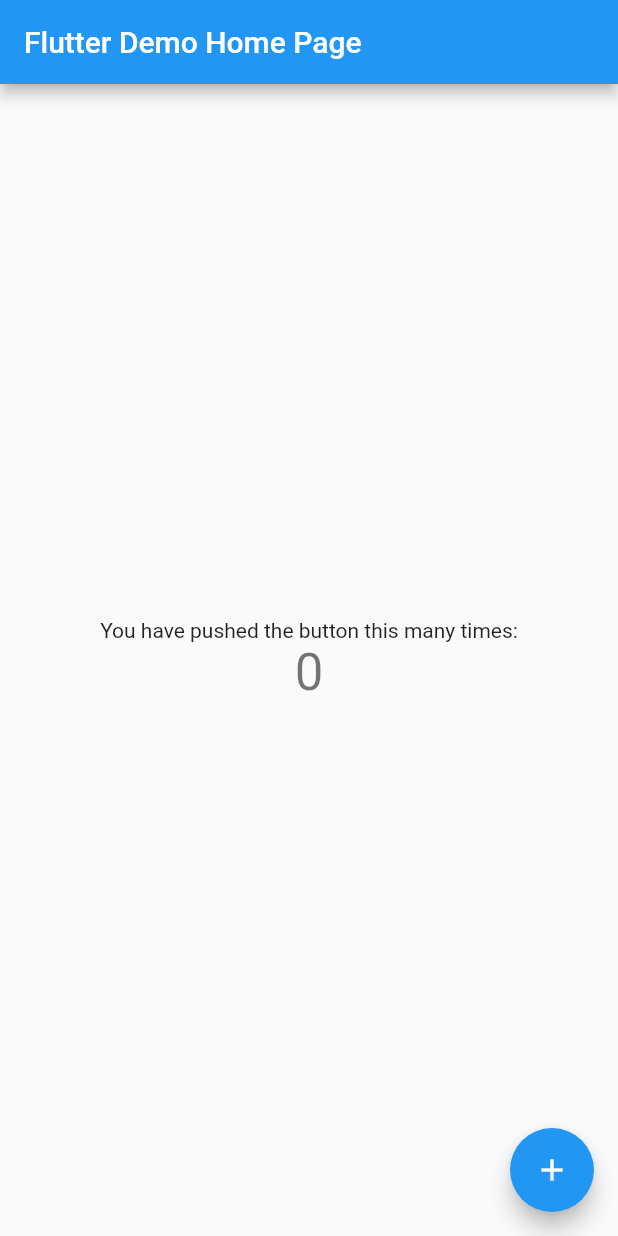
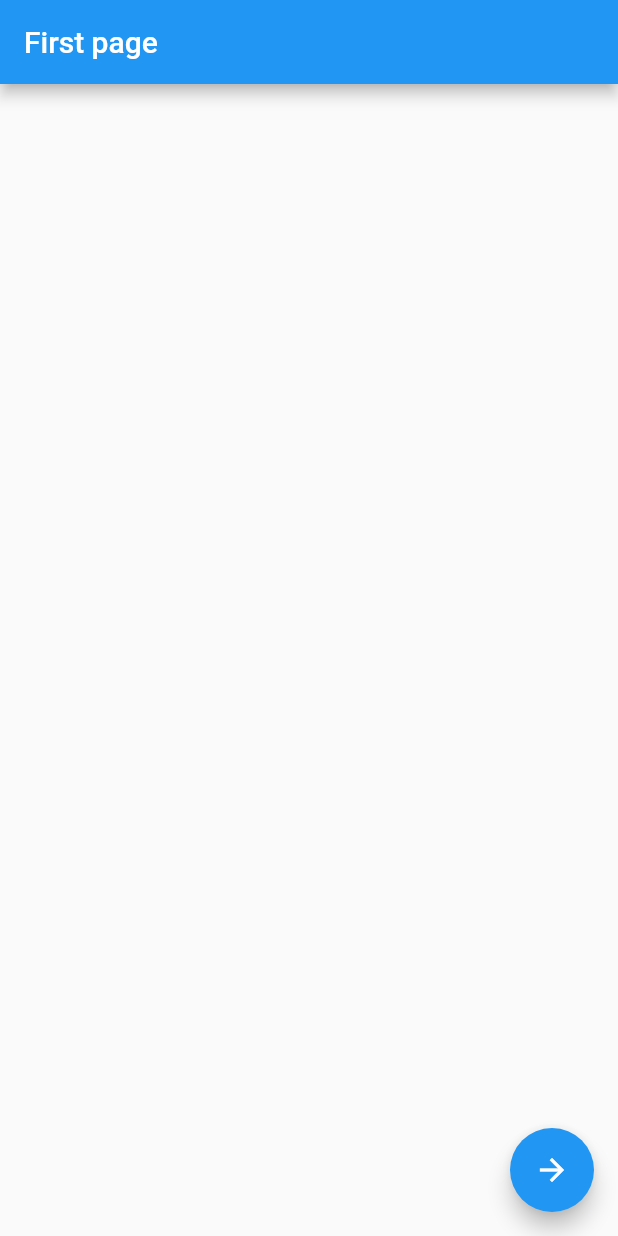
Before and after one commit to JAICHANGPARK/round_spot_example, a Flutter app: the screen it shows after launch, on a phone screen of 412 x 824 dp. Run offline on Flutter 3.47's test engine with Material 2 defaults, Android fonts, the phone set to English and light mode, and no system bars; missing offline and left inert: round_spot.

Commit message:
Update main.dart

```diff
--- a/lib/main.dart
+++ b/lib/main.dart
@@ -1,113 +1,50 @@
+import 'dart:io';
+
 import 'package:flutter/material.dart';
+import 'package:path_provider/path_provider.dart';
+import 'package:round_spot/round_spot.dart' as round_spot;
 
 void main() {
-  runApp(MyApp());
+  runApp(round_spot.initialize(
+    child: ExampleApp(),
+    config: round_spot.Config(
+      uiElementSize: 12,
+    ),
+    heatMapCallback: (data, info) async {
+      var path = (await getApplicationDocumentsDirectory()).path;
+      print(path);
+      File('$path/${info.page}_${info.area}.png').writeAsBytes(data);
+    },
+  ));
 }
 
-class MyApp extends StatelessWidget {
-  // This widget is the root of your application.
+class ExampleApp extends StatelessWidget {
   @override
   Widget build(BuildContext context) {
     return MaterialApp(
-      title: 'Flutter Demo',
-      theme: ThemeData(
-        // This is the theme of your application.
-        //
-        // Try running your application with "flutter run". You'll see the
-        // application has a blue toolbar. Then, without quitting the app, try
-        // changing the primarySwatch below to Colors.green and then invoke
-        // "hot reload" (press "r" in the console where you ran "flutter run",
-        // or simply save your changes to "hot reload" in a Flutter IDE).
-        // Notice that the counter didn't reset back to zero; the application
-        // is not restarted.
-        primarySwatch: Colors.blue,
-      ),
-      home: MyHomePage(title: 'Flutter Demo Home Page'),
+      title: 'Example Application',
+      navigatorObservers: [round_spot.Observer()],
+      initialRoute: 'first',
+      routes: {
+        'first': (context) => Scaffold(
+          appBar: AppBar(title: Text('First page')),
+          floatingActionButton: FloatingActionButton(
+            child: Icon(Icons.arrow_forward),
+            onPressed: () => Navigator.pushNamed(context, 'second'),
+          ),
+        ),
+        'second': (context) => Scaffold(
+          body: round_spot.Detector(
+            areaID: 'list',
+            child: ListView(
+              children: [
+                for (int i = 0; i < 50; i++) ListTile(title: Text('$i'))
+              ],
+            ),
+          ),
+          appBar: AppBar(title: Text('Second page')),
+        ),
+      },
     );
   }
 }
-
-class MyHomePage extends StatefulWidget {
-  MyHomePage({Key key, this.title}) : super(key: key);
-
-  // This widget is the home page of your application. It is stateful, meaning
-  // that it has a State object (defined below) that contains fields that affect
-  // how it looks.
-
-  // This class is the configuration for the state. It holds the values (in this
-  // case the title) provided by the parent (in this case the App widget) and
-  // used by the build method of the State. Fields in a Widget subclass are
-  // always marked "final".
-
-  final String title;
-
-  @override
-  _MyHomePageState createState() => _MyHomePageState();
-}
-
-class _MyHomePageState extends State<MyHomePage> {
-  int _counter = 0;
-
-  void _incrementCounter() {
-    setState(() {
-      // This call to setState tells the Flutter framework that something has
-      // changed in this State, which causes it to rerun the build method below
-      // so that the display can reflect the updated values. If we changed
-      // _counter without calling setState(), then the build method would not be
-      // called again, and so nothing would appear to happen.
-      _counter++;
-    });
-  }
-
-  @override
-  Widget build(BuildContext context) {
-    // This method is rerun every time setState is called, for instance as done
-    // by the _incrementCounter method above.
-    //
-    // The Flutter framework has been optimized to make rerunning build methods
-    // fast, so that you can just rebuild anything that needs updating rather
-    // than having to individually change instances of widgets.
-    return Scaffold(
-      appBar: AppBar(
-        // Here we take the value from the MyHomePage object that was created by
-        // the App.build method, and use it to set our appbar title.
-        title: Text(widget.title),
-      ),
-      body: Center(
-        // Center is a layout widget. It takes a single child and positions it
-        // in the middle of the parent.
-        child: Column(
-          // Column is also a layout widget. It takes a list of children and
-          // arranges them vertically. By default, it sizes itself to fit its
-          // children horizontally, and tries to be as tall as its parent.
-          //
-          // Invoke "debug painting" (press "p" in the console, choose the
-          // "Toggle Debug Paint" action from the Flutter Inspector in Android
-          // Studio, or the "Toggle Debug Paint" command in Visual Studio Code)
-          // to see the wireframe for each widget.
-          //
-          // Column has various properties to control how it sizes itself and
-          // how it positions its children. Here we use mainAxisAlignment to
-          // center the children vertically; the main axis here is the vertical
-          // axis because Columns are vertical (the cross axis would be
-          // horizontal).
-          mainAxisAlignment: MainAxisAlignment.center,
-          children: <Widget>[
-            Text(
-              'You have pushed the button this many times:',
-            ),
-            Text(
-              '$_counter',
-              style: Theme.of(context).textTheme.headline4,
-            ),
-          ],
-        ),
-      ),
-      floatingActionButton: FloatingActionButton(
-        onPressed: _incrementCounter,
-        tooltip: 'Increment',
-        child: Icon(Icons.add),
-      ), // This trailing comma makes auto-formatting nicer for build methods.
-    );
-  }
-}
```
